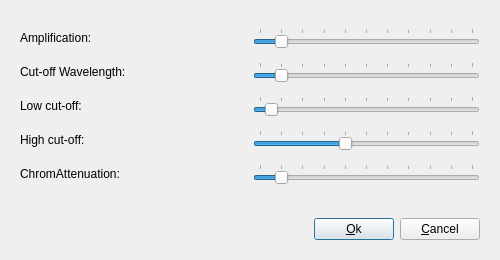
The window that ParamDialog.ui (wzpan/QtEVM) describes before a commit, drawn with Qt 5.
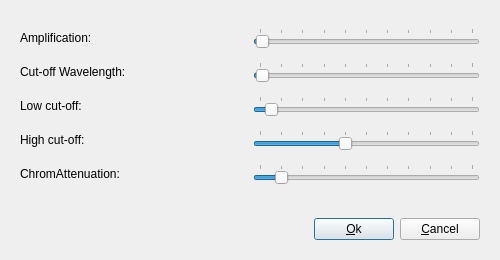
The same window after the commit.

Patch:
```diff
--- a/ParamDialog.ui
+++ b/ParamDialog.ui
@@ -37,6 +37,12 @@
              </sizepolicy>
             </property>
             <property name="maximum">
+             <number>1000</number>
+            </property>
+            <property name="singleStep">
+             <number>10</number>
+            </property>
+            <property name="pageStep">
              <number>100</number>
             </property>
             <property name="value">
@@ -70,6 +76,12 @@
              </sizepolicy>
             </property>
             <property name="maximum">
+             <number>1000</number>
+            </property>
+            <property name="singleStep">
+             <number>10</number>
+            </property>
+            <property name="pageStep">
              <number>100</number>
             </property>
             <property name="value">
```
